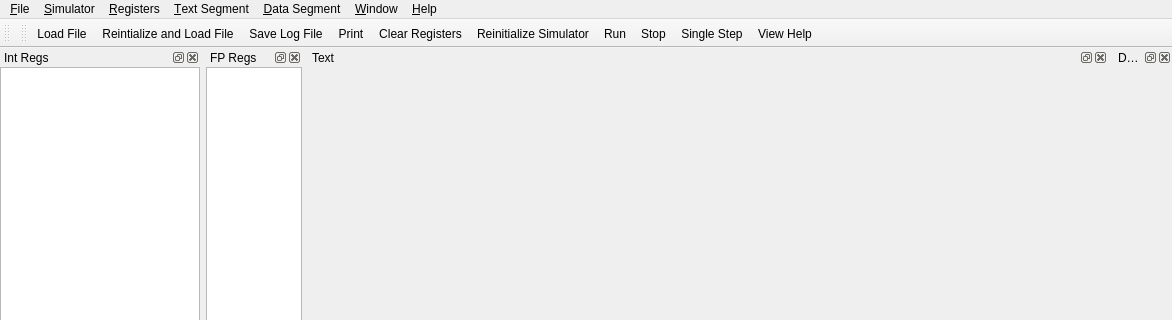
Above: QtSpim/spimview.ui from billsix/spim before the change; both pictures show x 0 to 1172 and y 0 to 320 of the 1172 by 770 pixel window. Below: the same form after it.
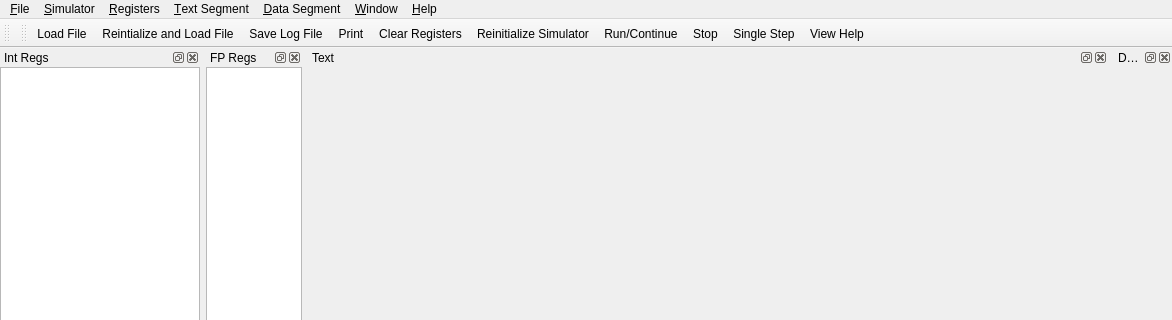
That is the form after the change. Icons and pictures are not drawn. Custom widgets are drawn as their Qt base class.

Diff of the .ui file:
```diff
--- a/QtSpim/spimview.ui
+++ b/QtSpim/spimview.ui
@@ -348,7 +348,7 @@
      <normaloff>:/icons/Run.png</normaloff>:/icons/Run.png</iconset>
    </property>
    <property name="text">
-    <string>&amp;Run</string>
+    <string>&amp;Run/Continue</string>
    </property>
    <property name="shortcut">
     <string>F5</string>
```
